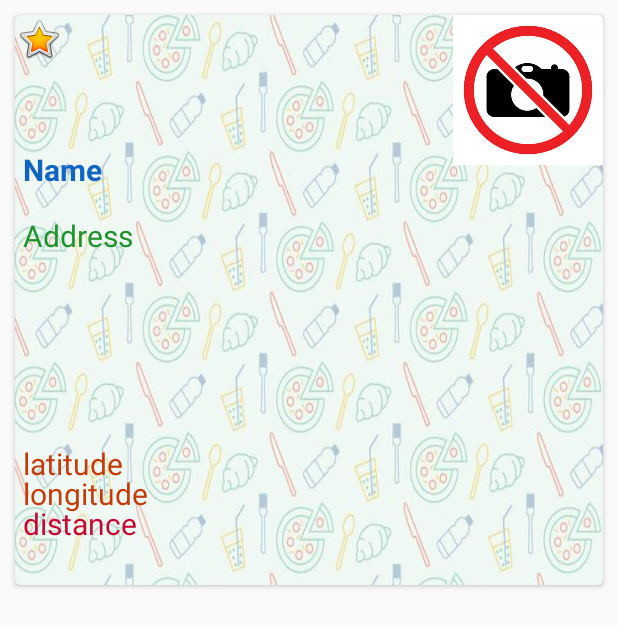
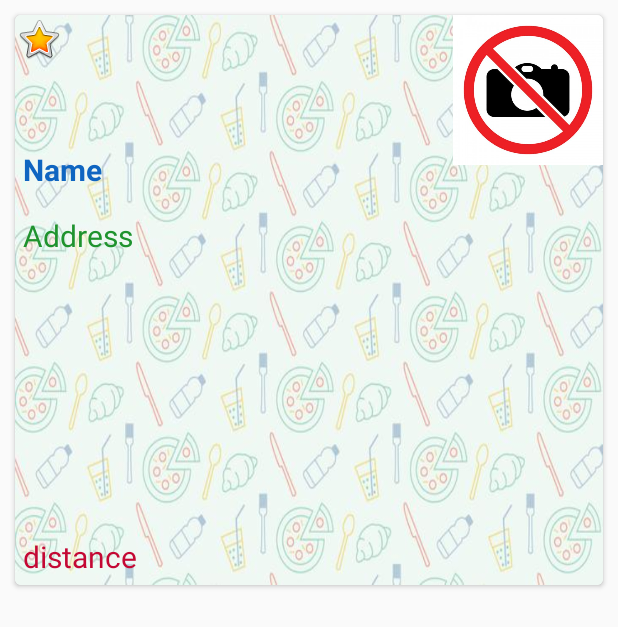
Before and after one commit to BorisKunda/BORISFinalProject, an Android app: the layout favourites_item.xml on its own in the app's theme, with its tools: preview values and no code run, on a phone screen of 412 x 824 dp. Shown: the top 627 px of the screen. Run offline under Robolectric (Android 15) with nearby library versions, the phone set to English and light mode, and no system bars.

```diff
--- a/app/src/main/java/com/happytrees/finalproject/activity/MainActivity.java
+++ b/app/src/main/java/com/happytrees/finalproject/activity/MainActivity.java
@@ -60,6 +60,7 @@ import com.happytrees.finalproject.fragments.FragmentFavourites;
 //DELETE LAT/LNG IT WASTES  FREE PLACE
 //onSwipe -> REMOVE FROM FAVOURITE LIST
 //IMPROVE ITEMS LOOK
+//check database for duplicate items
 
 
 //NOTES:
--- a/app/src/main/res/layout/favourites_item.xml
+++ b/app/src/main/res/layout/favourites_item.xml
@@ -66,28 +66,6 @@
                 android:layout_alignParentTop="true"
                 app:srcCompat="@drawable/noimage" />
 
-            <TextView
-                android:id="@+id/favouriteLatitude"
-                android:layout_width="wrap_content"
-                android:layout_height="wrap_content"
-                android:layout_alignParentLeft="true"
-                android:layout_marginTop="280dp"
-                android:padding="5dp"
-                android:text="latitude"
-                android:textColor="#c43a08"
-                android:textSize="20dp" />
-
-            <TextView
-                android:id="@+id/favouriteLongitude"
-                android:layout_width="wrap_content"
-                android:layout_height="wrap_content"
-                android:layout_alignParentLeft="true"
-                android:layout_marginTop="300dp"
-                android:padding="5dp"
-                android:text="longitude"
-                android:textColor="#c43a08"
-                android:textSize="20dp" />
-
 
             <ImageView
                 android:id="@+id/imageView"
@@ -102,8 +80,9 @@
                 android:id="@+id/favouriteDistance"
                 android:layout_width="wrap_content"
                 android:layout_height="wrap_content"
+                android:layout_alignParentBottom="true"
                 android:layout_alignParentLeft="true"
-                android:layout_marginTop="320dp"
+                android:layout_alignParentStart="true"
                 android:padding="5dp"
                 android:text="distance"
                 android:textColor="#c40834"
--- a/app/src/main/res/layout/fragment_a.xml
+++ b/app/src/main/res/layout/fragment_a.xml
@@ -24,7 +24,6 @@
             android:layout_marginEnd="23dp"
             android:layout_marginRight="23dp"
             android:layout_marginTop="12dp"
-            android:buttonTint="@color/custom_accent"
             android:text="Text search" />
 
         <RadioButton
@@ -35,7 +34,6 @@
             android:layout_alignStart="@+id/radioButtonTxtSearch"
             android:layout_below="@+id/radioButtonTxtSearch"
             android:layout_marginTop="18dp"
-            android:buttonTint="@color/custom_accent"
             android:text="Nearby Search" />
 
     </RadioGroup>
@@ -57,8 +55,7 @@
         android:layout_width="match_parent"
         android:layout_height="700dp"
         android:layout_alignParentBottom="true"
-        android:layout_alignParentEnd="true"
-        android:layout_alignParentRight="true" />
+        />
 
     <Button
         style="@style/Base.Widget.AppCompat.Button.Colored"
```
Also changed, not shown: app/src/main/java/com/happytrees/finalproject/adapter/FavouritesAdapter.java (+6 -15 lines), app/src/main/java/com/happytrees/finalproject/adapter/NearbyAdapter.java (+4 -4 lines), app/src/main/java/com/happytrees/finalproject/adapter/TxtAdapter.java (+4 -18 lines), app/src/main/java/com/happytrees/finalproject/fragments/FragmentFavourites.java (+31 -15 lines), app/src/main/res/layout/nearby_result_item_layout.xml (+2 -23 lines), app/src/main/res/layout/txt_result_item_layout.xml (+2 -23 lines).
